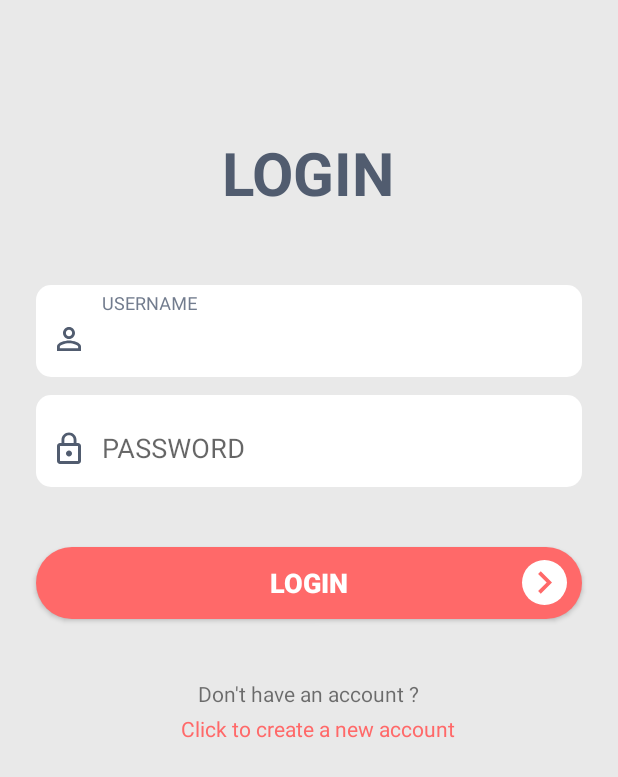
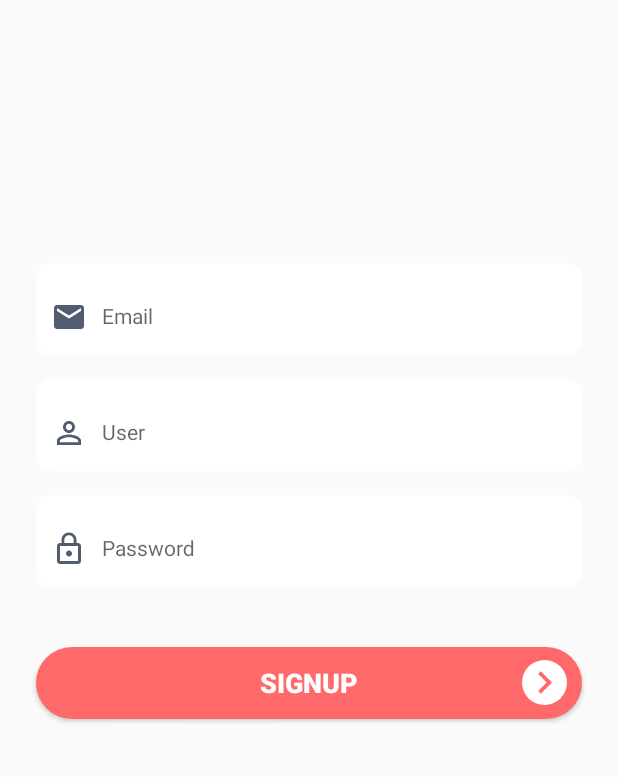
Before and after one commit to VinhtvPh09066/GROUP4-PT14354-MOB-MOB104, an Android app: the screen it shows after launch (LoginActivity before the commit, SignupActivity after it), after a tap on "Click to create a new account", on a phone screen of 412 x 824 dp. Shown: the top 777 px of the screen. Run offline under Robolectric (Android 15) with nearby library versions, the phone set to English and light mode, and no system bars; 1 other tap on this screen came first.

Commit message:
Minh Thêm SignupActivity.java

```diff
--- a/Code2020/app/src/main/AndroidManifest.xml
+++ b/Code2020/app/src/main/AndroidManifest.xml
@@ -9,7 +9,6 @@
         android:roundIcon="@mipmap/ic_launcher_round"
         android:supportsRtl="true"
         android:theme="@style/AppTheme">
-        <activity android:name=".activity.RegisterActivity" />
         <activity
             android:name=".activity.LoginActivity"
             android:theme="@style/AppTheme.NoActionBar">
@@ -22,6 +21,9 @@
         <activity
             android:name=".activity.MainActivity"
             android:theme="@style/AppTheme.NoActionBar" />
+        <activity
+            android:name=".activity.SignupActivity"
+            android:theme="@style/AppTheme.NoActionBar" />
     </application>
 
 </manifest>
--- a/Code2020/app/src/main/java/com/example/agile_phoneshoping/activity/LoginActivity.java
+++ b/Code2020/app/src/main/java/com/example/agile_phoneshoping/activity/LoginActivity.java
@@ -18,7 +18,6 @@ public class LoginActivity extends AppCompatActivity {
     private TextInputEditText edtPassword;
     private Button btnLogin;
     private TextView tvSignUp;
-    Intent intent;
 
     @Override
     protected void onCreate(Bundle savedInstanceState) {
@@ -31,7 +30,7 @@ public class LoginActivity extends AppCompatActivity {
             @Override
             public void onClick(View view) {
                 if (validater()) {
-                    intent = new Intent(LoginActivity.this, MainActivity.class);
+                    Intent intent = new Intent(LoginActivity.this, MainActivity.class);
                     startActivity(intent);
                 }
             }
@@ -42,7 +41,8 @@ public class LoginActivity extends AppCompatActivity {
         tvSignUp.setOnClickListener(new View.OnClickListener() {
             @Override
             public void onClick(View view) {
-
+                Intent intent = new Intent(LoginActivity.this, SignupActivity.class);
+                startActivity(intent);
             }
         });
     }
--- /dev/null
+++ b/Code2020/app/src/main/res/drawable/ic_baseline_email_24.xml
@@ -0,0 +1,10 @@
+<vector xmlns:android="http://schemas.android.com/apk/res/android"
+    android:width="24dp"
+    android:height="24dp"
+    android:viewportWidth="24"
+    android:viewportHeight="24"
+    android:tint="?attr/colorControlNormal">
+  <path
+      android:fillColor="@android:color/white"
+      android:pathData="M20,4L4,4c-1.1,0 -1.99,0.9 -1.99,2L2,18c0,1.1 0.9,2 2,2h16c1.1,0 2,-0.9 2,-2L22,6c0,-1.1 -0.9,-2 -2,-2zM20,8l-8,5 -8,-5L4,6l8,5 8,-5v2z"/>
+</vector>
--- /dev/null
+++ b/Code2020/app/src/main/res/layout/activity_signup.xml
@@ -0,0 +1,116 @@
+<?xml version="1.0" encoding="utf-8"?>
+<androidx.constraintlayout.widget.ConstraintLayout xmlns:android="http://schemas.android.com/apk/res/android"
+    xmlns:app="http://schemas.android.com/apk/res-auto"
+    xmlns:tools="http://schemas.android.com/tools"
+    android:layout_width="match_parent"
+    android:layout_height="match_parent"
+    tools:context=".activity.SignupActivity">
+
+    <com.google.android.material.textfield.TextInputLayout
+        android:id="@+id/textInputLayout1"
+        android:layout_width="match_parent"
+        android:layout_height="wrap_content"
+        android:layout_marginStart="24dp"
+        android:layout_marginTop="48dp"
+        android:layout_marginEnd="24dp"
+        android:background="@drawable/rounder_background"
+        android:focusable="true"
+        android:focusableInTouchMode="true"
+        android:paddingVertical="5dp"
+        app:layout_constraintBottom_toBottomOf="parent"
+        app:layout_constraintEnd_toEndOf="parent"
+        app:layout_constraintHorizontal_bias="0.0"
+        app:layout_constraintStart_toStartOf="parent"
+        app:layout_constraintTop_toTopOf="parent"
+        app:layout_constraintVertical_bias="0.178">
+
+        <com.google.android.material.textfield.TextInputEditText
+            android:id="@+id/edtsignupEmail"
+            android:layout_width="match_parent"
+            android:layout_height="40dp"
+            android:background="@null"
+            android:drawableLeft="@drawable/ic_baseline_email_24"
+            android:drawablePadding="10dp"
+            android:drawableTint="@color/colorPrimaryDark"
+            android:hint="Email"
+            android:inputType="textEmailAddress"
+            android:maxLines="1"
+            android:paddingHorizontal="10dp"
+            android:textColor="@color/colorPrimaryDark"
+            android:textSize="14sp" />
+    </com.google.android.material.textfield.TextInputLayout>
+
+    <com.google.android.material.textfield.TextInputLayout
+        android:layout_marginHorizontal="24dp"
+        android:layout_marginTop="16dp"
+        android:id="@+id/textInputLayout2"
+        android:layout_width="match_parent"
+        android:layout_height="wrap_content"
+        android:background="@drawable/rounder_background"
+        android:focusable="true"
+        android:focusableInTouchMode="true"
+        android:paddingVertical="5dp"
+        app:layout_constraintTop_toBottomOf="@+id/textInputLayout1">
+
+        <com.google.android.material.textfield.TextInputEditText
+            android:id="@+id/edtsignupUsername"
+            android:layout_width="match_parent"
+            android:layout_height="40dp"
+            android:background="@null"
+            android:drawableLeft="@drawable/ic_perm_identity_black_24dp"
+            android:drawablePadding="10dp"
+            android:drawableTint="@color/colorPrimaryDark"
+            android:hint="User"
+            android:maxLines="1"
+            android:paddingHorizontal="10dp"
+            android:textColor="@color/colorPrimaryDark"
+            android:textSize="14sp" />
+    </com.google.android.material.textfield.TextInputLayout>
+    <com.google.android.material.textfield.TextInputLayout
+        android:layout_marginHorizontal="24dp"
+        android:layout_marginTop="16dp"
+        android:id="@+id/textInputLayout3"
+        android:layout_width="match_parent"
+        android:layout_height="wrap_content"
+        android:background="@drawable/rounder_background"
+        android:focusable="true"
+        android:focusableInTouchMode="true"
+        android:paddingVertical="5dp"
+        app:layout_constraintTop_toBottomOf="@+id/textInputLayout2">
+
+        <com.google.android.material.textfield.TextInputEditText
+            android:id="@+id/edtsignupPassword"
+            android:layout_width="match_parent"
+            android:layout_height="40dp"
+            android:background="@null"
+            android:drawableLeft="@drawable/ic_lock_outline_black_24dp"
+            android:drawablePadding="10dp"
+            android:drawableTint="@color/colorPrimaryDark"
+            android:hint="Password"
+            android:inputType="textPassword"
+            android:maxLines="1"
+            android:paddingHorizontal="10dp"
+            android:textColor="@color/colorPrimaryDark"
+            android:textSize="14sp" />
+    </com.google.android.material.textfield.TextInputLayout>
+
+    <Button
+        android:id="@+id/btnSignup"
+        android:layout_width="match_parent"
+        android:layout_height="wrap_content"
+        android:layout_marginTop="40dp"
+        android:layout_marginHorizontal="24dp"
+        android:background="@drawable/rounder_button"
+        android:drawableRight="@drawable/go_arrow_rounded"
+        android:paddingLeft="40dp"
+        android:paddingRight="10dp"
+        android:text="SIGNUP"
+        android:textColor="@color/colorWhite"
+        android:textSize="18sp"
+        android:textStyle="bold"
+        app:layout_constraintEnd_toEndOf="parent"
+        app:layout_constraintStart_toStartOf="parent"
+        app:layout_constraintTop_toBottomOf="@+id/textInputLayout3" />
+
+
+</androidx.constraintlayout.widget.ConstraintLayout>
```
Also changed, not shown: Code2020/app/src/main/java/com/example/agile_phoneshoping/activity/RegisterActivity.java (deleted, +0 -16 lines), Code2020/app/src/main/java/com/example/agile_phoneshoping/activity/SignupActivity.java (added, +125 -0 lines), Code2020/app/src/main/res/layout/activity_register.xml (deleted, +0 -9 lines), Code2020/app/src/main/res/layout/dialog_signupfail.xml (added, +22 -0 lines), Code2020/app/src/main/res/layout/dialog_signupsuccess.xml (added, +22 -0 lines).
